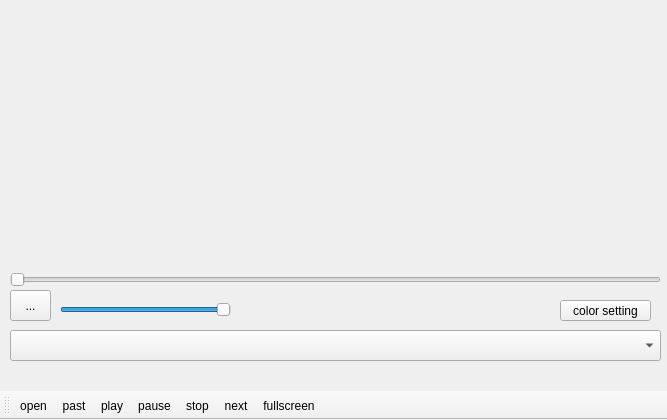
First picture: the form in mainwindow.ui, repository ArsHia-cdMstr/videoPlayer, before the edit.
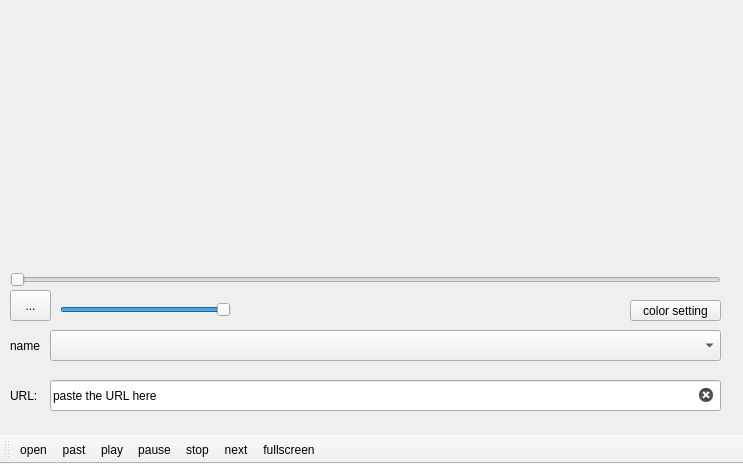
Second picture: the form after the edit. Icons and pictures are not drawn.

Commit message: the work is done and now is the time to send it for the professor

```diff
--- a/mainwindow.ui
+++ b/mainwindow.ui
@@ -6,8 +6,8 @@
    <rect>
     <x>0</x>
     <y>0</y>
-    <width>667</width>
-    <height>420</height>
+    <width>743</width>
+    <height>464</height>
    </rect>
   </property>
   <property name="windowTitle">
@@ -19,7 +19,7 @@
      <rect>
       <x>10</x>
       <y>0</y>
-      <width>651</width>
+      <width>721</width>
       <height>261</height>
      </rect>
     </property>
@@ -30,7 +30,7 @@
      <rect>
       <x>10</x>
       <y>270</y>
-      <width>651</width>
+      <width>711</width>
       <height>20</height>
      </rect>
     </property>
@@ -41,9 +41,9 @@
    <widget class="QComboBox" name="playlist">
     <property name="geometry">
      <rect>
-      <x>10</x>
+      <x>50</x>
       <y>330</y>
-      <width>651</width>
+      <width>671</width>
       <height>31</height>
      </rect>
     </property>
@@ -89,7 +89,7 @@
    <widget class="QPushButton" name="colorButton">
     <property name="geometry">
      <rect>
-      <x>560</x>
+      <x>630</x>
       <y>300</y>
       <width>91</width>
       <height>21</height>
@@ -99,6 +99,60 @@
      <string>color setting</string>
     </property>
    </widget>
+   <widget class="QLineEdit" name="lineEdit">
+    <property name="geometry">
+     <rect>
+      <x>50</x>
+      <y>380</y>
+      <width>671</width>
+      <height>31</height>
+     </rect>
+    </property>
+    <property name="autoFillBackground">
+     <bool>false</bool>
+    </property>
+    <property name="text">
+     <string>paste the URL here</string>
+    </property>
+    <property name="frame">
+     <bool>true</bool>
+    </property>
+    <property name="dragEnabled">
+     <bool>false</bool>
+    </property>
+    <property name="readOnly">
+     <bool>false</bool>
+    </property>
+    <property name="clearButtonEnabled">
+     <bool>true</bool>
+    </property>
+   </widget>
+   <widget class="QLabel" name="label">
+    <property name="geometry">
+     <rect>
+      <x>10</x>
+      <y>330</y>
+      <width>31</width>
+      <height>31</height>
+     </rect>
+    </property>
+    <property name="text">
+     <string>name :</string>
+    </property>
+   </widget>
+   <widget class="QLabel" name="label_2">
+    <property name="geometry">
+     <rect>
+      <x>10</x>
+      <y>380</y>
+      <width>41</width>
+      <height>31</height>
+     </rect>
+    </property>
+    <property name="text">
+     <string>URL:</string>
+    </property>
+   </widget>
   </widget>
   <widget class="QToolBar" name="toolBar">
    <property name="windowTitle">
```
Left out of the diff: 11 changed lines with no effect on the pictures. The commit also changes 2 other files.
